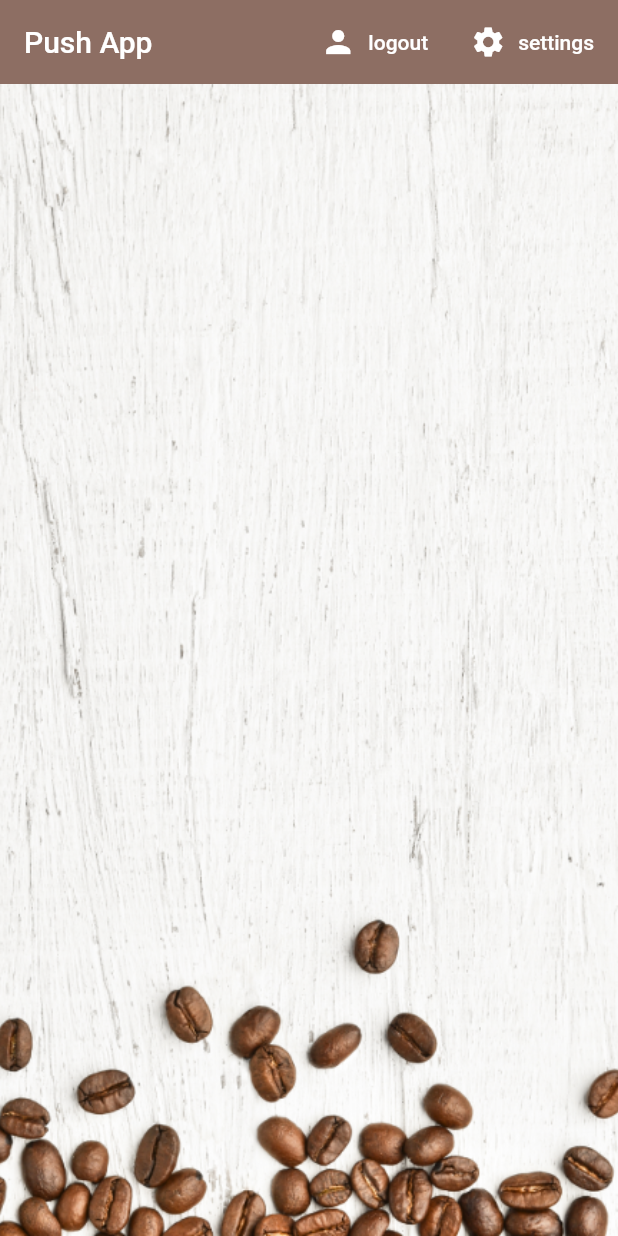
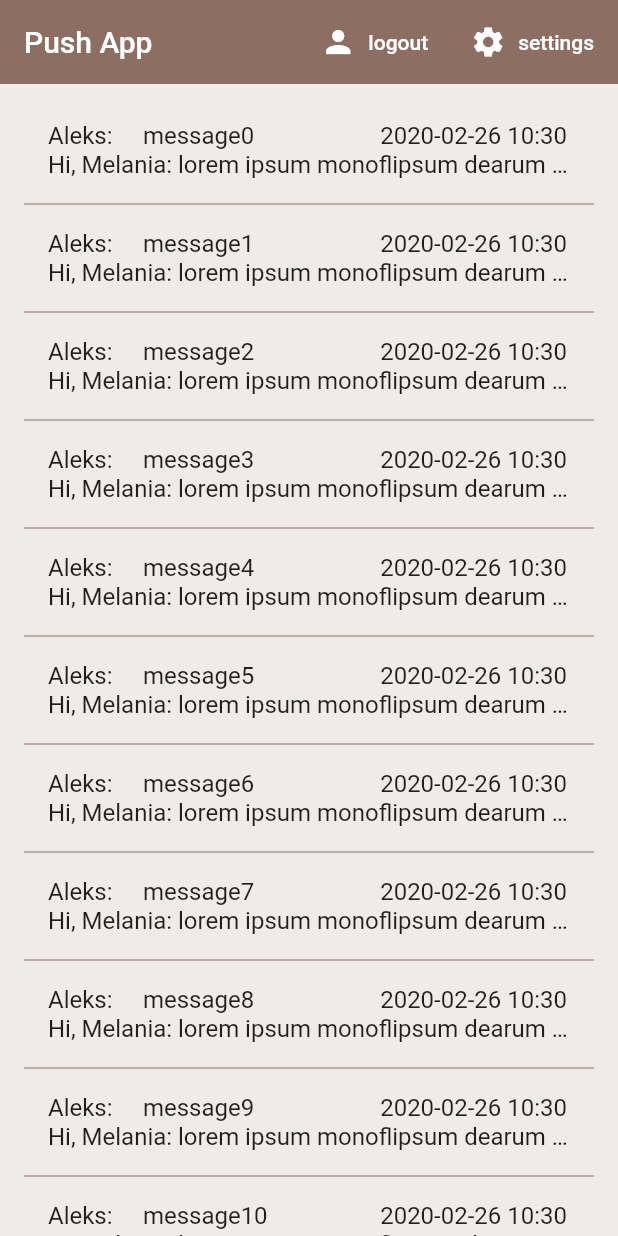
Before and after one commit to alobikov/brewapp, a Flutter app: the screen it shows once a user with an empty profile is signed in, on a phone screen of 412 x 824 dp. Run offline on Flutter 3.47's test engine with Material 2 defaults, Android fonts, the phone set to English and light mode, and no system bars; our stand-ins replace cloud_firestore, date_format, firebase_auth, firebase_messaging, flutter_spinkit; accounts and stored records are empty.

Commit message:
working till faked message list

```diff
--- a/lib/models/brew.dart
+++ b/lib/models/brew.dart
@@ -2,7 +2,8 @@ class Brew {
   final String name;
   final String sugars;
   final int strength;
+  final String token;
 
-  Brew({this.name, this.sugars, this.strength});
+  Brew({this.name, this.sugars, this.strength, this.token});
 
 }
--- /dev/null
+++ b/lib/models/message.dart
@@ -0,0 +1,10 @@
+class Message {
+
+  String from;
+  String title;
+  String body;
+  DateTime timestamp;
+
+  Message({this.from, this.title, this.body, this.timestamp});
+
+}
--- a/lib/models/user.dart
+++ b/lib/models/user.dart
@@ -8,6 +8,7 @@ class UserData {
   final String name;
   final String sugars;
   final int strength;
+  final String token;
 
-  UserData({this.uid, this.name, this.sugars, this.strength});
+  UserData({this.uid, this.name, this.sugars, this.strength, this.token});
 }
--- a/lib/screens/authenticate/register.dart
+++ b/lib/screens/authenticate/register.dart
@@ -53,7 +53,7 @@ class _RegisterState extends State<Register> {
                       keyboardType: TextInputType.emailAddress,
                       validator: (val) => val.isEmpty ? 'Enter an email' : null,
                       onChanged: (val) {
-                        setState(() => email = val);
+                        setState(() => email = val.trimRight());
                       },
                     ),
                     SizedBox(height: 20.0),
@@ -65,7 +65,7 @@ class _RegisterState extends State<Register> {
                           ? 'Enter a password 6+ chars long'
                           : null,
                       onChanged: (val) {
-                        setState(() => password = val);
+                        setState(() => password = val.trimRight());
                       },
                     ),
                     SizedBox(height: 20.0),
@@ -78,6 +78,7 @@ class _RegisterState extends State<Register> {
                         onPressed: () async {
                           setState(() => loading = true);
                           if (_formKey.currentState.validate()) {
+                            print("Register: $email, $password,");
                             dynamic result = await _auth
                                 .registerWithEmailAndPassword(email, password);
                             if (result == null) {
--- a/lib/screens/home/brew_list.dart
+++ b/lib/screens/home/brew_list.dart
@@ -1,25 +1,93 @@
+import 'package:date_format/date_format.dart';
 import 'package:flutter/material.dart';
 import 'package:provider/provider.dart';
 import 'package:pushapp/models/brew.dart';
+import 'package:pushapp/models/message.dart';
 import 'package:pushapp/screens/home/brew_tile.dart';
 
 class BrewList extends StatefulWidget {
-
   @override
   _BrewListState createState() => _BrewListState();
 }
 
 class _BrewListState extends State<BrewList> {
+  // final f = new DateFormat('yyyy-MM-dd hh:mm');
+  final List<String> dateformat = [yyyy, '-', mm, '-', d, ' ', HH, ':', nn];
+  List<Message> _messages = <Message>[];
+  final _biggerFont = const TextStyle(fontSize: 20);
+
+  @override
+  initState() {
+    print('initState() activated');
+    dbgBuildMessages().forEach((message) => _messages.add(message));
+  }
+
   @override
   Widget build(BuildContext context) {
-    final brews =  Provider.of<List<Brew>>(context) ?? [];
-    // brews.forEach((f) => print('Firestore Snapshot: ${f.name}, ${f.sugars}, ${f.strength}'));
+    final brews = Provider.of<List<Brew>>(context) ?? [];
+    brews.forEach((f) =>
+        print('Firestore Snapshot: ${f.name}, ${f.sugars}, ${f.strength}'));
 
-    return ListView.builder(
-      itemCount: brews.length,
-      itemBuilder: (context, index) {
-        return BrewTile(brew: brews[index]);
-      },
+//     ListView.builder(
+//       itemCount: brews.length,
+//       itemBuilder: (context, index) {
+//         return BrewTile(brew: brews[index]);
+//       },
+//     );
+//   }
+// Widget _buildMessageList() {
+//     return
+
+    return ListView.separated(
+      separatorBuilder: (context, index) => Divider(
+        color: Colors.brown[400],
+      ),
+        padding: const EdgeInsets.all(16.0),
+        itemCount: 20,
+        itemBuilder: /*1*/ (context, i) {
+          return _buildRow(_messages[i]);
+        });
+  }
+
+  Widget _buildRow(Message message) {
+    return ListTile(
+      title: Column(
+        children: <Widget>[
+          Row(
+            children: <Widget>[
+              Expanded(
+                  child: Container(child: Text(message.from + ': ')), flex: 2),
+              Expanded(
+                  child: Container(
+                      child:
+                          Text(message.title, overflow: TextOverflow.ellipsis)),
+                  flex: 5),
+              Expanded(
+                  child: Container(
+                    child: Text(
+                        formatDate(message.timestamp, dateformat).toString()),
+                  ),
+                  flex: 4),
+            ],
+          ),
+          Row(
+            children: <Widget>[
+              Flexible(
+                  child: Text(message.body, overflow: TextOverflow.ellipsis)),
+            ],
+          )
+        ],
+      ),
     );
   }
+
+  Iterable<Message> dbgBuildMessages() sync* {
+    for (var i = 0; i < 20; i++) {
+      yield Message(
+          from: 'Aleks',
+          title: 'message$i',
+          body: 'Hi, Melania: lorem ipsum monoflipsum dearum unitas extras',
+          timestamp: DateTime.now());
+    }
+  }
 }
--- a/lib/screens/home/home.dart
+++ b/lib/screens/home/home.dart
@@ -7,7 +7,7 @@ import 'package:pushapp/services/auth.dart';
 import 'package:pushapp/services/database.dart';
 
 class Home extends StatelessWidget {
-  final AuthService _auth = AuthService();
+  AuthService _auth = AuthService();
 
   @override
   Widget build(BuildContext context) {
@@ -20,7 +20,6 @@ class Home extends StatelessWidget {
         );
       });
     }
-
     return StreamProvider<List<Brew>>.value(
       value: DatabaseService().brews,
       child: Scaffold(
@@ -46,14 +45,18 @@ class Home extends StatelessWidget {
           ],
         ),
         body: Container(
-          decoration: BoxDecoration(
-            image: DecorationImage(
-              image: AssetImage('assets/coffee_bg.png'),
-              fit: BoxFit.cover,
-            ),
-          ),
-          child: BrewList()),
+          // decoration: BoxDecoration(
+          //   image: DecorationImage(
+          //     image: AssetImage('assets/coffee_bg.png'),
+          //     fit: BoxFit.cover,
+          //   ),
+          // ),
+          child: BrewList(),
+        ),
       ),
     );
   }
+
+
+
 }
--- /dev/null
+++ b/lib/screens/message_handler.dart
@@ -0,0 +1,74 @@
+import 'package:firebase_messaging/firebase_messaging.dart';
+import 'package:flutter/material.dart';
+import 'package:provider/provider.dart';
+import 'package:pushapp/models/user.dart';
+import 'package:pushapp/screens/home/home.dart';
+import 'package:pushapp/services/database.dart';
+
+class MessageHandling extends StatefulWidget {
+  MessageHandling({Key key}) : super(key: key);
+
+  @override
+  _MessageHandlingState createState() => _MessageHandlingState();
+}
+
+class _MessageHandlingState extends State<MessageHandling> {
+  final FirebaseMessaging _fcm = FirebaseMessaging();
+
+  @override
+  void initState() {
+    // ...
+    _saveDeviceToken();
+    _fcm.configure(
+      onMessage: (Map<String, dynamic> message) async {
+        print("onMessage: $message");
+        showDialog(
+          context: context,
+          builder: (context) => AlertDialog(
+            content: ListTile(
+              title: Text(message['notification']['title']),
+              subtitle: Text(message['notification']['body']),
+            ),
+            actions: <Widget>[
+              FlatButton(
+                child: Text('Ok'),
+                onPressed: () => Navigator.of(context).pop(),
+              ),
+            ],
+          ),
+        );
+      },
+      onLaunch: (Map<String, dynamic> message) async {
+        print("onLaunch: $message");
+        // TODO optional
+      },
+      onResume: (Map<String, dynamic> message) async {
+        print("onResume: $message");
+        // TODO optional
+      },
+    );
+  }
+
+  @override
+  Widget build(BuildContext context) {
+    return Home();
+  }
+
+  /// Get the token, save it to the database for current user
+  _saveDeviceToken() async {
+    final user = Provider.of<User>(context, listen: false);
+    String fcmToken = await _fcm.getToken();
+    try {
+      print('atempting to firestore token $fcmToken');
+      await DatabaseService(uid: user.uid).updateUserToken(token: fcmToken);
+    } catch (e) {
+      print('MessageHandling: ${e.toString()}');
+    }
+    print('MessageHandling ${user.uid}');
+  }
+
+  @override
+  void dispose() {
+    super.dispose();
+  }
+}
--- a/lib/screens/wrapper.dart
+++ b/lib/screens/wrapper.dart
@@ -2,19 +2,18 @@ import 'package:flutter/material.dart';
 import 'package:provider/provider.dart';
 import 'package:pushapp/models/user.dart';
 import 'package:pushapp/screens/authenticate/authenticate.dart';
-import 'package:pushapp/screens/home/home.dart';
+import 'package:pushapp/screens/message_handler.dart';
 
 class Wrapper extends StatelessWidget {
-
   @override
   Widget build(BuildContext context) {
-    final user = Provider.of<User>(context);
+    final user = Provider.of<User>(context); // each time data arrives from the stream it fires here
     print(user);
-    // return either Authenticate or Home widget
+    // return either Authenticate if null or Home widget
     if (user == null) {
       return Authenticate();
     } else {
-      return Home();
+      return MessageHandling();
     }
   }
 }
--- a/lib/services/auth.dart
+++ b/lib/services/auth.dart
@@ -28,7 +28,8 @@ class AuthService {
       AuthResult result = await _auth.createUserWithEmailAndPassword(
           email: email, password: password);
       FirebaseUser user = result.user;
-      await DatabaseService(uid: user.uid).updateUserData('0', 'new user', 100);
+      await DatabaseService(uid: user.uid)
+            .updateUserData(sugar: '0', name: 'new user', strength: 100, token: ' ');
       return _userFromFirebaseUser(user);
     } catch (e) {
       print(e.toString());
--- a/pubspec.yaml
+++ b/pubspec.yaml
@@ -19,10 +19,12 @@ environment:
 dependencies:
   flutter:
     sdk: flutter
-  firebase_auth: ^0.15.4
+  firebase_auth: ^0.15.3
+  firebase_messaging: ^5.0.2
   cloud_firestore: ^0.13.2+1
   provider: ^3.1.0
   flutter_spinkit: ^4.1.1
+  date_format: any
 
   # The following adds the Cupertino Icons font to your application.
   # Use with the CupertinoIcons class for iOS style icons.
```
Also changed, not shown: lib/screens/authenticate/sign_in.dart (+17 -9 lines), lib/screens/home/setting_form.dart (+12 -13 lines), lib/services/database.dart (+12 -3 lines), pubspec.lock, 1 other file.
